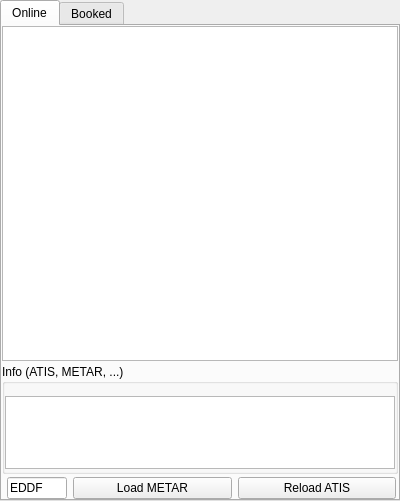
The window that src/blackgui/components/atcstationcomponent.ui (swift-project/pilotclient) describes before a commit, drawn with Qt 5.
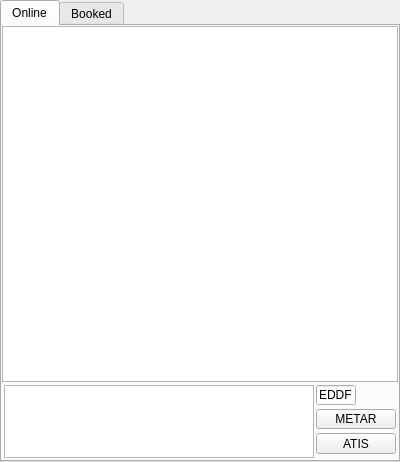
The same window after the commit. Custom widgets are drawn as their Qt base class.

Commit message: Slightly changed ATC stations appearance, reload ATIS / load METAR

```diff
--- a/src/blackgui/components/atcstationcomponent.ui
+++ b/src/blackgui/components/atcstationcomponent.ui
@@ -7,7 +7,7 @@
     <x>0</x>
     <y>0</y>
     <width>400</width>
-    <height>501</height>
+    <height>462</height>
    </rect>
   </property>
   <property name="windowTitle">
@@ -39,7 +39,7 @@
     <item>
      <widget class="BlackGui::Views::CAtcStationView" name="tvp_AtcStationsOnline">
       <property name="sizePolicy">
-       <sizepolicy hsizetype="Expanding" vsizetype="Expanding">
+       <sizepolicy hsizetype="Preferred" vsizetype="Preferred">
         <horstretch>0</horstretch>
         <verstretch>0</verstretch>
        </sizepolicy>
@@ -67,70 +67,6 @@
       </attribute>
      </widget>
     </item>
-    <item>
-     <widget class="QGroupBox" name="gb_AtcStationsOnlineInfo">
-      <property name="sizePolicy">
-       <sizepolicy hsizetype="Preferred" vsizetype="Preferred">
-        <horstretch>0</horstretch>
-        <verstretch>0</verstretch>
-       </sizepolicy>
-      </property>
-      <property name="minimumSize">
-       <size>
-        <width>0</width>
-        <height>0</height>
-       </size>
-      </property>
-      <property name="maximumSize">
-       <size>
-        <width>16777215</width>
-        <height>110</height>
-       </size>
-      </property>
-      <property name="title">
-       <string>Info (ATIS, METAR, ...)</string>
-      </property>
-      <layout class="QVBoxLayout" name="vl_AtcStationsOnlineAtisGroup">
-       <property name="spacing">
-        <number>0</number>
-       </property>
-       <property name="leftMargin">
-        <number>0</number>
-       </property>
-       <property name="topMargin">
-        <number>12</number>
-       </property>
-       <property name="rightMargin">
-        <number>0</number>
-       </property>
-       <property name="bottomMargin">
-        <number>2</number>
-       </property>
-       <item>
-        <widget class="QTextEdit" name="te_AtcStationsOnlineInfo">
-         <property name="sizePolicy">
-          <sizepolicy hsizetype="Expanding" vsizetype="Expanding">
-           <horstretch>0</horstretch>
-           <verstretch>0</verstretch>
-          </sizepolicy>
-         </property>
-         <property name="minimumSize">
-          <size>
-           <width>0</width>
-           <height>0</height>
-          </size>
-         </property>
-         <property name="maximumSize">
-          <size>
-           <width>16777215</width>
-           <height>100</height>
-          </size>
-         </property>
-        </widget>
-       </item>
-      </layout>
-     </widget>
-    </item>
     <item>
      <widget class="QFrame" name="fr_AtcStationsOnlineBottom">
       <property name="sizePolicy">
@@ -142,7 +78,7 @@
       <property name="maximumSize">
        <size>
         <width>16777215</width>
-        <height>25</height>
+        <height>75</height>
        </size>
       </property>
       <property name="frameShape">
@@ -156,7 +92,7 @@
         <enum>QLayout::SetDefaultConstraint</enum>
        </property>
        <property name="leftMargin">
-        <number>5</number>
+        <number>2</number>
        </property>
        <property name="topMargin">
         <number>0</number>
@@ -165,35 +101,15 @@
         <number>2</number>
        </property>
        <property name="bottomMargin">
-        <number>0</number>
+        <number>2</number>
        </property>
-       <item row="0" column="1">
-        <widget class="QPushButton" name="pb_AtcStationsLoadMetar">
-         <property name="sizePolicy">
-          <sizepolicy hsizetype="Preferred" vsizetype="Preferred">
-           <horstretch>0</horstretch>
-           <verstretch>0</verstretch>
-          </sizepolicy>
-         </property>
-         <property name="text">
-          <string>Load METAR</string>
-         </property>
-        </widget>
-       </item>
-       <item row="0" column="2">
-        <widget class="QPushButton" name="pb_AtcStationsAtisReload">
-         <property name="sizePolicy">
-          <sizepolicy hsizetype="Preferred" vsizetype="Preferred">
-           <horstretch>0</horstretch>
-           <verstretch>0</verstretch>
-          </sizepolicy>
-         </property>
-         <property name="text">
-          <string>Reload ATIS</string>
-         </property>
-        </widget>
-       </item>
-       <item row="0" column="0">
+       <property name="horizontalSpacing">
+        <number>2</number>
+       </property>
+       <property name="verticalSpacing">
+        <number>4</number>
+       </property>
+       <item row="1" column="3">
         <widget class="QLineEdit" name="le_AtcStationsOnlineMetar">
          <property name="sizePolicy">
           <sizepolicy hsizetype="Preferred" vsizetype="Preferred">
@@ -203,7 +119,7 @@
          </property>
          <property name="maximumSize">
           <size>
-           <width>60</width>
+           <width>40</width>
            <height>16777215</height>
           </size>
          </property>
@@ -221,6 +137,69 @@
          </property>
         </widget>
        </item>
+       <item row="2" column="3">
+        <widget class="QPushButton" name="pb_AtcStationsLoadMetar">
+         <property name="sizePolicy">
+          <sizepolicy hsizetype="Preferred" vsizetype="Preferred">
+           <horstretch>0</horstretch>
+           <verstretch>0</verstretch>
+          </sizepolicy>
+         </property>
+         <property name="toolTip">
+          <string>Load METAR</string>
+         </property>
+         <property name="text">
+          <string>METAR</string>
+         </property>
+         <property name="flat">
+          <bool>false</bool>
+         </property>
+        </widget>
+       </item>
+       <item row="3" column="3">
+        <widget class="QPushButton" name="pb_AtcStationsAtisReload">
+         <property name="sizePolicy">
+          <sizepolicy hsizetype="Preferred" vsizetype="Preferred">
+           <horstretch>0</horstretch>
+           <verstretch>0</verstretch>
+          </sizepolicy>
+         </property>
+         <property name="toolTip">
+          <string>Reload ATIS</string>
+         </property>
+         <property name="text">
+          <string>ATIS</string>
+         </property>
+         <property name="flat">
+          <bool>false</bool>
+         </property>
+        </widget>
+       </item>
+       <item row="1" column="1" rowspan="4" colspan="2">
+        <widget class="QTextEdit" name="te_AtcStationsOnlineInfo">
+         <property name="sizePolicy">
+          <sizepolicy hsizetype="Preferred" vsizetype="Preferred">
+           <horstretch>0</horstretch>
+           <verstretch>0</verstretch>
+          </sizepolicy>
+         </property>
+         <property name="minimumSize">
+          <size>
+           <width>0</width>
+           <height>0</height>
+          </size>
+         </property>
+         <property name="maximumSize">
+          <size>
+           <width>16777215</width>
+           <height>16777215</height>
+          </size>
+         </property>
+         <property name="readOnly">
+          <bool>true</bool>
+         </property>
+        </widget>
+       </item>
       </layout>
      </widget>
     </item>
```
Left out of the diff: 4 changed lines with no effect on the pictures. The commit also changes 5 other files.
